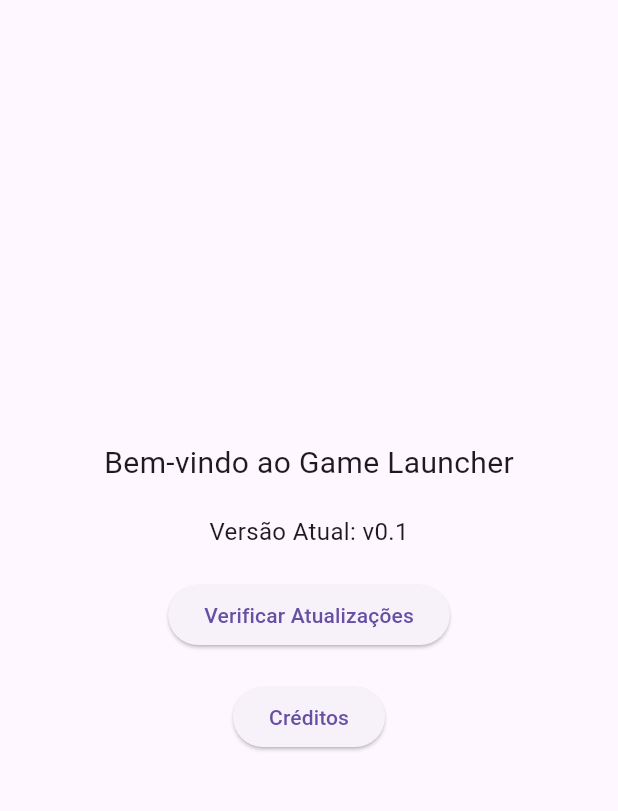
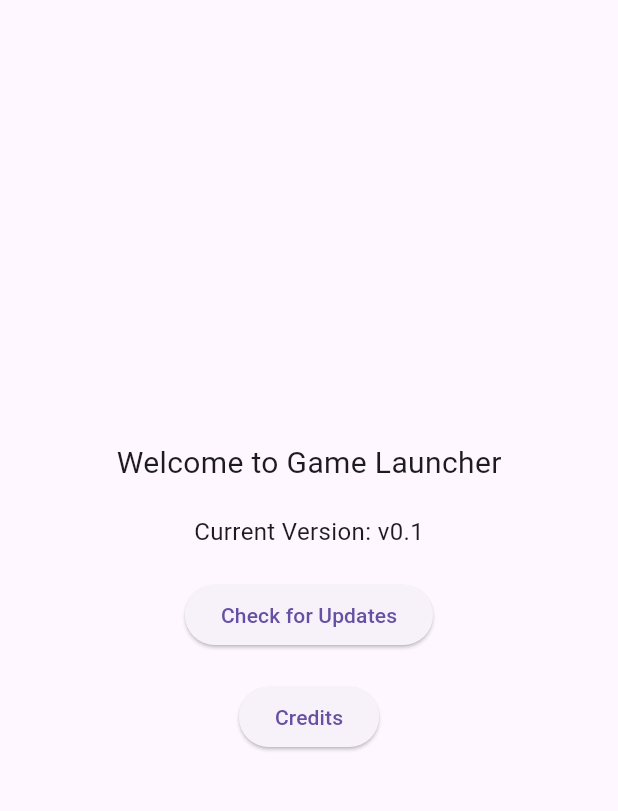
Before and after one commit to jhonata192/aurora_game_launcher, a Flutter app: the screen it shows after launch, on a phone screen of 412 x 824 dp, the part 63-874 px from its top. Run offline on Flutter 3.47's test engine with Material 3 defaults, Android fonts, the phone set to English and light mode, and no system bars; our stand-ins replace dio, permission_handler, shared_preferences; missing offline and left inert: install_plugin.

Commit message:
Update main.dart

```diff
--- a/lib/main.dart
+++ b/lib/main.dart
@@ -304,7 +304,7 @@ class _LauncherHomeState extends State<LauncherHome> {
       context: context,
       builder: (BuildContext context) {
         return AlertDialog(
-          title: Text('Créditos'),
+          title: Text('Credits'),
           content: Text(
             'Licensed under the MIT License\n'
             'Developed by Eternal Legend: https://eternal-legend.com.br\n'
@@ -315,7 +315,7 @@ class _LauncherHomeState extends State<LauncherHome> {
               onPressed: () {
                 Navigator.of(context).pop();
               },
-              child: Text('Fechar'),
+              child: Text('close'),
             ),
           ],
         );
@@ -334,23 +334,23 @@ class _LauncherHomeState extends State<LauncherHome> {
           mainAxisAlignment: MainAxisAlignment.center,
           children: <Widget>[
             Text(
-              'Bem-vindo ao Game Launcher',
+              'Welcome to Game Launcher',
               style: TextStyle(fontSize: 20),
             ),
             SizedBox(height: 20),
             Text(
-              'Versão Atual: $currentVersion',
+              'Current Version: $currentVersion',
               style: TextStyle(fontSize: 16),
             ),
             SizedBox(height: 20),
             ElevatedButton(
               onPressed: _checkForUpdate,
-              child: Text('Verificar Atualizações'),
+              child: Text('Check for Updates'),
             ),
             SizedBox(height: 20),
             ElevatedButton(
               onPressed: _showCredits,
-              child: Text('Créditos'),
+              child: Text('Credits'),
             ),
           ],
         ),
```
